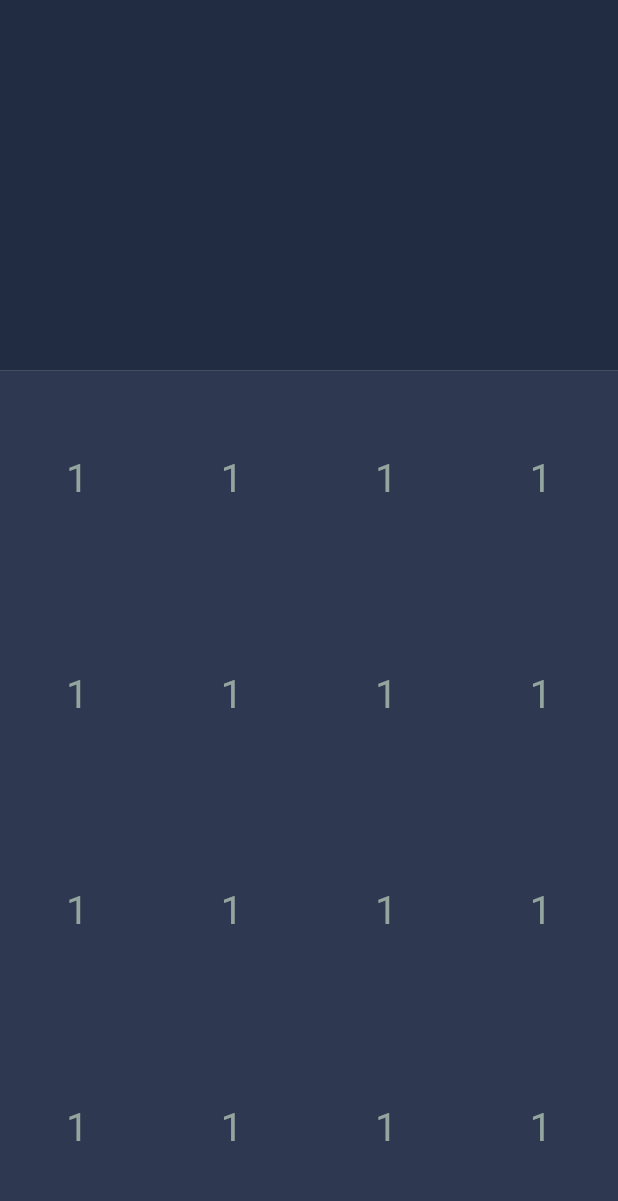
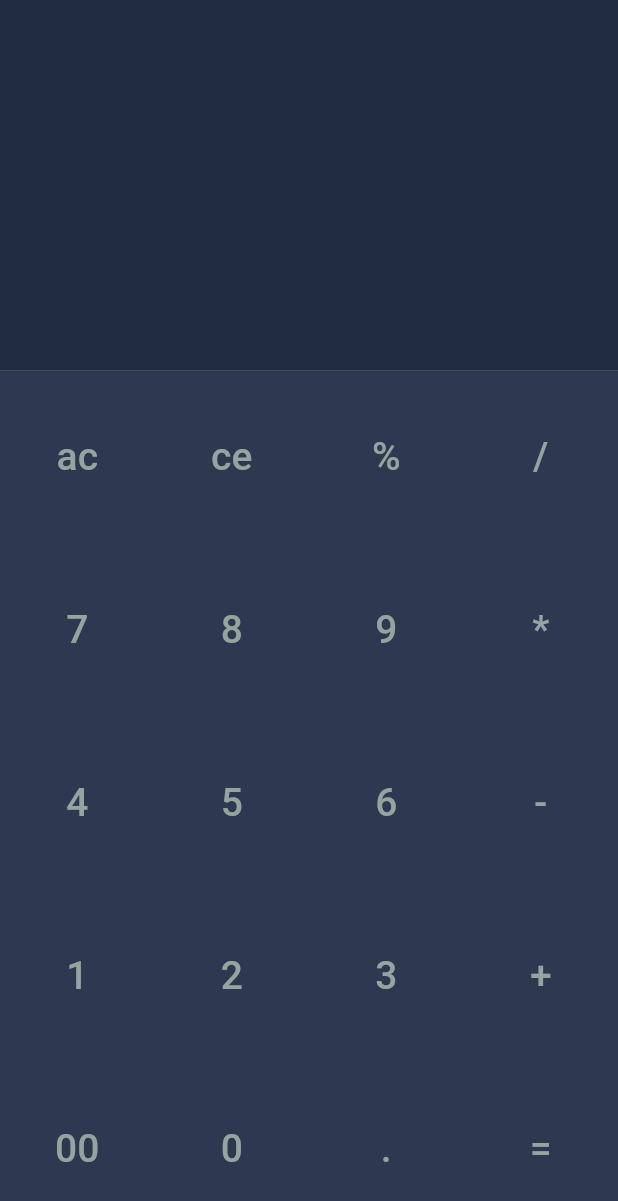
Before and after one commit to MMETehrani/calculator-for-android, a Flutter app: the screen it shows after launch, on a phone screen of 412 x 824 dp. Shown: the top 1201 px of the screen. Run offline on Flutter 3.47's test engine with Material 3 defaults, Android fonts, the phone set to English and light mode, and no system bars; our stand-ins replace hexcolor.

Commit message:
Label design and clickability

```diff
--- a/lib/main.dart
+++ b/lib/main.dart
@@ -8,40 +8,52 @@ void main() {
 class Application extends StatelessWidget {
   const Application({super.key});
 
-  Widget getRow() {
+  Widget getRow(String text1, String text2, String text3, String text4) {
     return Row(
       mainAxisAlignment: MainAxisAlignment.spaceAround,
       children: [
-        Padding(
+        TextButton(
+          onPressed: () {},
+          child: Padding(
             padding: EdgeInsets.all(3),
             child: Text(
-            '1',
+              text1,
               textAlign: TextAlign.center,
               style: TextStyle(fontSize: 26, color: textGrey),
             ),
           ),
-        Padding(
+        ),
+        TextButton(
+          onPressed: () {},
+          child: Padding(
             padding: EdgeInsets.all(3),
             child: Text(
-            '1',
+              text2,
               textAlign: TextAlign.center,
               style: TextStyle(fontSize: 26, color: textGrey),
             ),
           ),
-        Padding(
+        ),
+        TextButton(
+          onPressed: () {},
+          child: Padding(
             padding: EdgeInsets.all(3),
             child: Text(
-            '1',
+              text3,
               textAlign: TextAlign.center,
               style: TextStyle(fontSize: 26, color: textGrey),
             ),
           ),
-        Padding(
+        ),
+        TextButton(
+          onPressed: () {},
+          child: Padding(
             padding: EdgeInsets.all(3),
             child: Text(
-            '1',
+              text4,
               textAlign: TextAlign.center,
               style: TextStyle(fontSize: 26, color: textGrey),
+            ),
           ),
         ),
       ],
@@ -71,10 +83,11 @@ class Application extends StatelessWidget {
                   child: Column(
                     mainAxisAlignment: MainAxisAlignment.spaceAround,
                     children: [
-                      getRow(),
-                      getRow(),
-                      getRow(),
-                      getRow(),
+                      getRow('ac', 'ce', '%', '/'),
+                      getRow('7', '8', '9', '*'),
+                      getRow('4', '5', '6', '-'),
+                      getRow('1', '2', '3', '+'),
+                      getRow('00', '0', '.', '='),
                     ],
                   ),
                 ),
```
Lines whose indentation alone changed are shown as unchanged.
